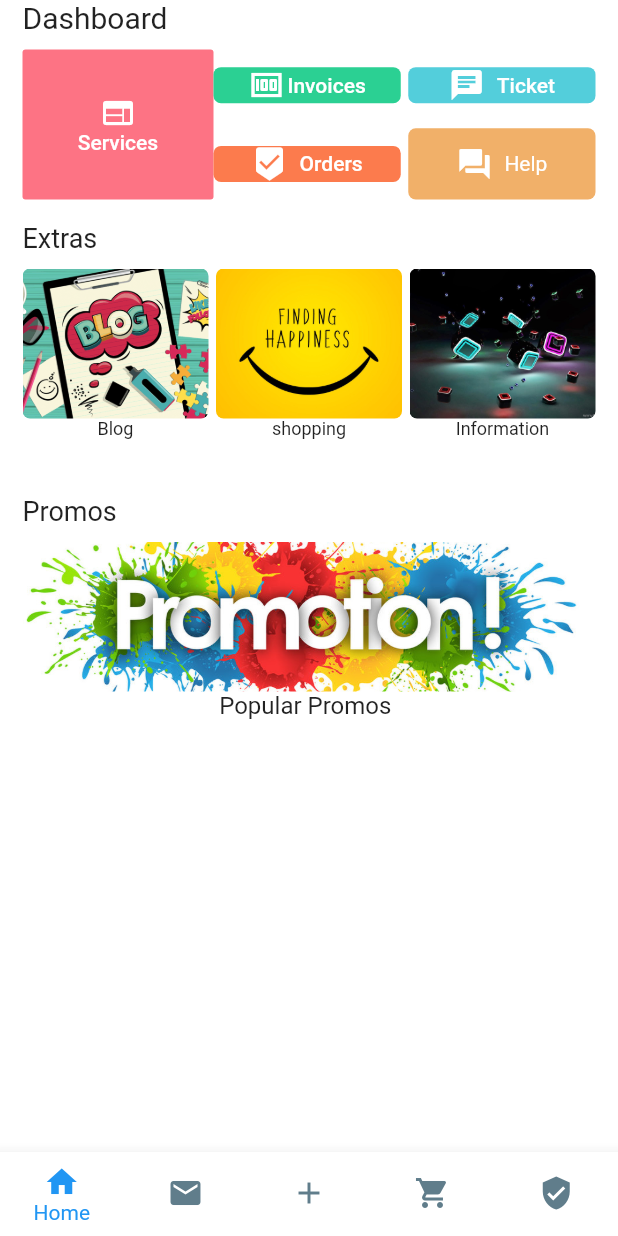
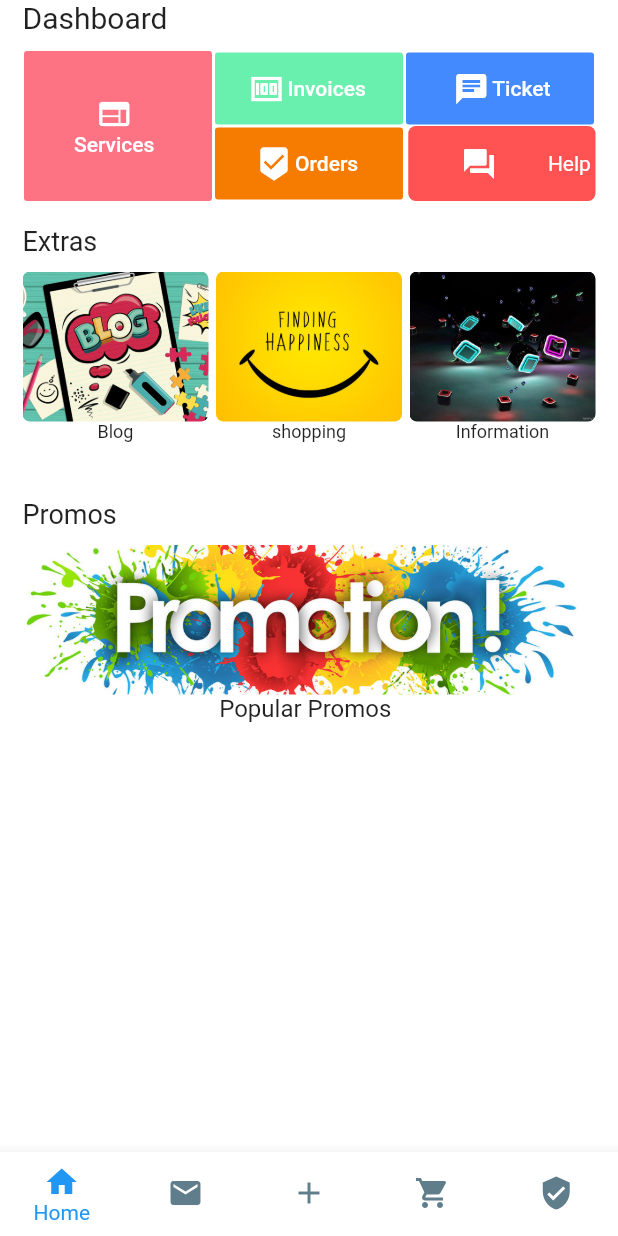
Before and after one commit to 32vusie/client-portal, a Flutter app: the BottomNav screen opened directly, on a phone screen of 412 x 824 dp. Run offline on Flutter 3.47's test engine with Material 2 defaults, Android fonts, the phone set to English and light mode, and no system bars; our stand-ins replace connectivity, logger, shared_preferences, webview_flutter; accounts and stored records are empty.

Commit message:
home page update adding links

```diff
--- a/lib/pages/home.dart
+++ b/lib/pages/home.dart
@@ -31,8 +31,10 @@ class HomePortal2 extends StatelessWidget {
               Row(
                 children: <Widget>[
                   new Expanded(
+                      child: Padding(
+                        padding: const EdgeInsets.all(1.0),
                         child: FlatButton(
-                    padding: const EdgeInsets.only(right: 5.0, left: 5.0),
+                    padding: const EdgeInsets.only(right: 5.0),
 
                     color: Color(0xFFFD7384),
                     onPressed: () {
@@ -41,7 +43,7 @@ class HomePortal2 extends StatelessWidget {
                     child: new Container(
                         height: 100.0,
                         decoration: new BoxDecoration(
-                          borderRadius: new BorderRadius.circular(2.0),
+                            borderRadius: new BorderRadius.circular(3.0),
                             ),
                         child: new Column(
                           mainAxisAlignment: MainAxisAlignment.center,
@@ -55,6 +57,7 @@ class HomePortal2 extends StatelessWidget {
                           ],
                         ),
                     ),
+                  ),
                       )),
                   new Expanded(
                       child: new Container(
@@ -62,15 +65,18 @@ class HomePortal2 extends StatelessWidget {
                     child: Column(
                       children: <Widget>[
                         Expanded(
+                          child: Padding(
+                            padding: const EdgeInsets.all(1.0),
                             child: FlatButton(
+                              color: Colors.greenAccent,
                               padding:
-                                const EdgeInsets.only(bottom: 2.5, right: 2.5),
+                                  const EdgeInsets.only( right: 2.5),
                               onPressed: () {
                                 _handleURLButtonPress(context, Links.invoiceLink);
                                },
                               child: new Container(
                                 decoration: new BoxDecoration(
-                                  color: Color(0XFF2BD093),
+                                    // color: Color(0XFF2BD093),
                                     borderRadius: new BorderRadius.circular(5.0)),
                                 child: new Row(
                                   mainAxisAlignment: MainAxisAlignment.center,
@@ -89,22 +95,26 @@ class HomePortal2 extends StatelessWidget {
                               ),
                             ),
                           ),
+                        ),
                         Expanded(
+                          child: Padding(
+                            padding: const EdgeInsets.all(1.0),
                             child: FlatButton(
+                              color: Colors.orange[700],
                               padding:
-                                const EdgeInsets.only(top: 2.5, right: 2.5),
+                                  const EdgeInsets.only(right: 2.5),
                               onPressed: () {
                                 _handleURLButtonPress(context, Links.activeOrdersLink);
                                },
                               child: new Container(
                                 decoration: new BoxDecoration(
-                                  color: Color(0XFFFC7B4D),
+                                    // color: Color(0XFFFC7B4D),
                                     borderRadius: new BorderRadius.circular(5.0)),
                                 child: new Row(
                                   mainAxisAlignment: MainAxisAlignment.center,
                                   children: <Widget>[
                                     Padding(
-                                    padding: const EdgeInsets.only(right: 8.0),
+                                      padding: const EdgeInsets.only(right: 2.0),
                                       child: new Icon(
                                         Icons.beenhere,
                                         color: Colors.white,
@@ -113,6 +123,7 @@ class HomePortal2 extends StatelessWidget {
                                     new Text('Orders',
                                         style: new TextStyle(color: Colors.white))
                                   ],
+                                ),
                               ),
                             ),
                           ),
@@ -126,21 +137,24 @@ class HomePortal2 extends StatelessWidget {
                     child: Column(
                       children: <Widget>[
                         Expanded(
+                          child: Padding(
+                            padding: const EdgeInsets.all(1.0),
                             child: FlatButton(
+                              color: Colors.blueAccent,
                               padding:
-                                const EdgeInsets.only(left: 2.5, bottom: 2.5),
+                                  const EdgeInsets.only(left: 2.5),
                               onPressed: () {
-
+                                _handleURLButtonPress(context, Links.supportLink);
                                },
                               child: new Container(
                                 decoration: new BoxDecoration(
-                                  color: Color(0XFF53CEDB),
+                                    // color: Color(0XFF53CEDB),
                                     borderRadius: new BorderRadius.circular(5.0)),
                                 child: new Row(
                                   mainAxisAlignment: MainAxisAlignment.center,
                                   children: <Widget>[
                                     Padding(
-                                    padding: const EdgeInsets.only(right: 8.0),
+                                      padding: const EdgeInsets.only(right: 2.0),
                                       child: new Icon(
                                         Icons.chat,
                                         color: Colors.white,
@@ -153,25 +167,33 @@ class HomePortal2 extends StatelessWidget {
                               ),
                             ),
                           ),
+                        ),
                         Expanded(
                           child: Padding(
-                            padding: const EdgeInsets.only(left: 2.5, top: 2.5),
+                            padding: const EdgeInsets.only(left: 2.5),
                             child: new Container(
                               decoration: new BoxDecoration(
-                                  color: Color(0XFFF1B069),
+                                      color: Colors.redAccent,
+                                  // color: Color(0XFFF1B069),
                                   borderRadius: new BorderRadius.circular(5.0)),
                               child: new Row(
                                 mainAxisAlignment: MainAxisAlignment.center,
                                 children: <Widget>[
                                   Padding(
-                                    padding: const EdgeInsets.only(right: 8.0),
+                                    padding: const EdgeInsets.all(1.0),
+                                    child: FlatButton(
+                                      padding: const EdgeInsets.only(right: 2.0),
+                                      onPressed: () {
+                                        _handleURLButtonPress(context, Links.supportLink);
+                                       },
                                       child: new Icon(
                                         Icons.question_answer,
                                         color: Colors.white,
                                       ),
                                     ),
+                                  ),
                                   new Text('Help',
-                                      style: new TextStyle(color: Colors.white))
+                                      style: new TextStyle(color: Colors.white)),
                                 ],
                               ),
                             ),
```
Lines whose indentation alone changed are shown as unchanged.
